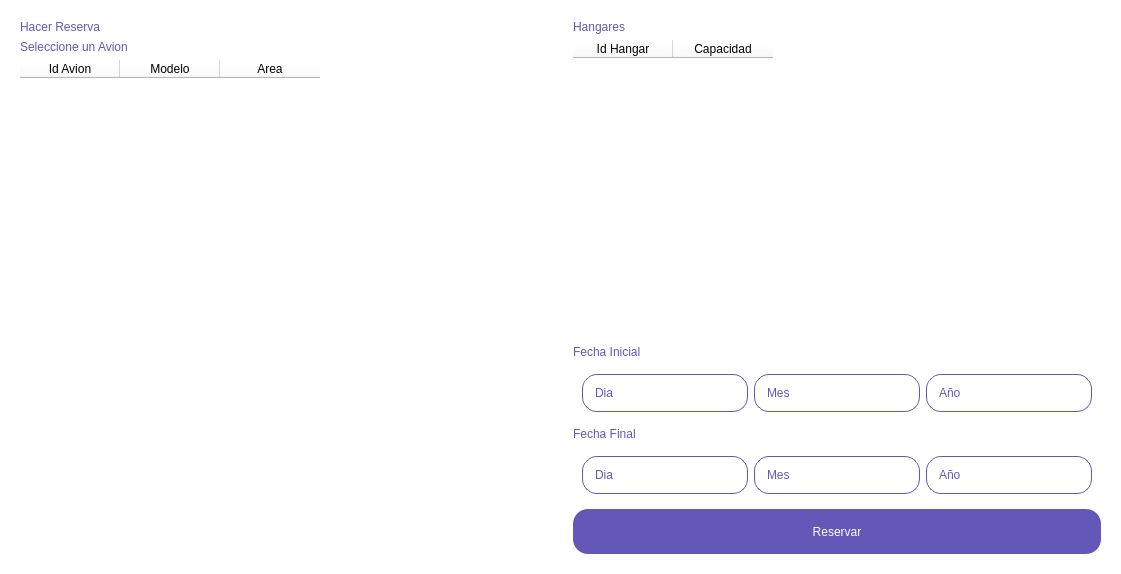
Above: GUI/Resources/UI/ReservasRe.ui from difer19/Gestor-de-Hangares before the change. Below: the same form after it.
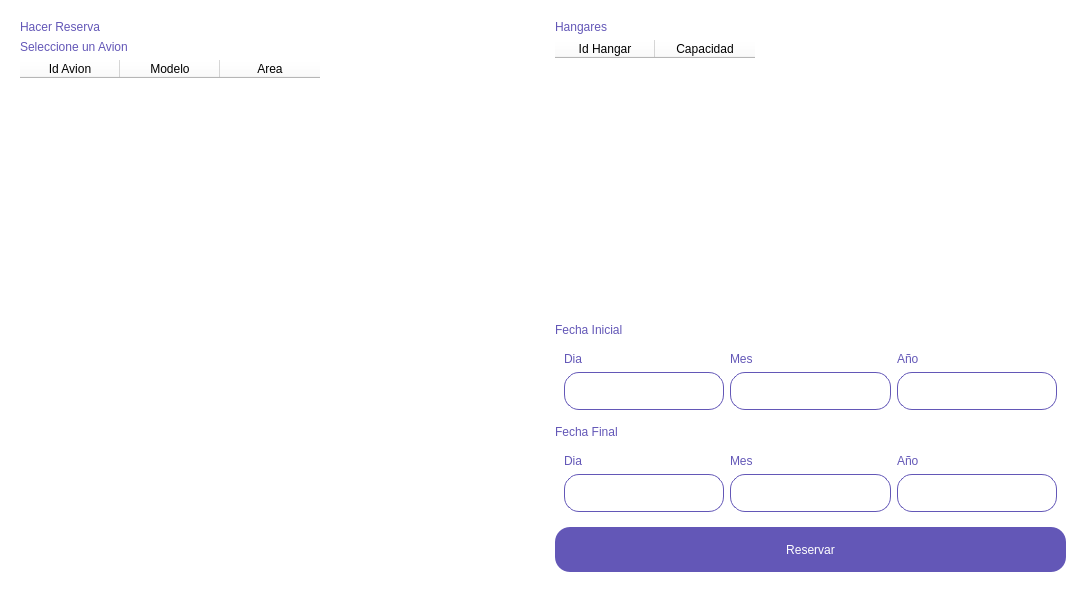
That is the form after the change.

```diff
--- a/GUI/Resources/UI/ReservasRe.ui
+++ b/GUI/Resources/UI/ReservasRe.ui
@@ -6,8 +6,8 @@
    <rect>
     <x>0</x>
     <y>0</y>
-    <width>1121</width>
-    <height>574</height>
+    <width>1086</width>
+    <height>592</height>
    </rect>
   </property>
   <property name="windowTitle">
@@ -164,29 +164,50 @@
       </item>
       <item>
        <widget class="QWidget" name="widget_3" native="true">
-        <layout class="QHBoxLayout" name="horizontalLayout_2">
-         <item>
+        <layout class="QGridLayout" name="gridLayout">
+         <item row="1" column="2">
+          <widget class="QLineEdit" name="lineEdit_3">
+           <property name="text">
+            <string/>
+           </property>
+          </widget>
+         </item>
+         <item row="1" column="0">
           <widget class="QLineEdit" name="lineEdit_2">
            <property name="inputMask">
             <string/>
            </property>
            <property name="text">
-            <string>Dia</string>
+            <string/>
            </property>
            <property name="readOnly">
             <bool>false</bool>
            </property>
           </widget>
          </item>
-         <item>
+         <item row="1" column="1">
           <widget class="QLineEdit" name="lineEdit">
            <property name="text">
+            <string/>
+           </property>
+          </widget>
+         </item>
+         <item row="0" column="0">
+          <widget class="QLabel" name="label_6">
+           <property name="text">
+            <string>Dia</string>
+           </property>
+          </widget>
+         </item>
+         <item row="0" column="1">
+          <widget class="QLabel" name="label_7">
+           <property name="text">
             <string>Mes</string>
            </property>
           </widget>
          </item>
-         <item>
-          <widget class="QLineEdit" name="lineEdit_3">
+         <item row="0" column="2">
+          <widget class="QLabel" name="label_8">
            <property name="text">
             <string>Año</string>
            </property>
@@ -204,23 +225,44 @@
       </item>
       <item>
        <widget class="QWidget" name="widget_4" native="true">
-        <layout class="QHBoxLayout" name="horizontalLayout_3">
-         <item>
+        <layout class="QGridLayout" name="gridLayout_2">
+         <item row="1" column="2">
+          <widget class="QLineEdit" name="lineEdit_5">
+           <property name="text">
+            <string/>
+           </property>
+          </widget>
+         </item>
+         <item row="1" column="0">
           <widget class="QLineEdit" name="lineEdit_4">
            <property name="text">
-            <string>Dia</string>
+            <string/>
            </property>
           </widget>
          </item>
-         <item>
+         <item row="1" column="1">
           <widget class="QLineEdit" name="lineEdit_6">
            <property name="text">
+            <string/>
+           </property>
+          </widget>
+         </item>
+         <item row="0" column="0">
+          <widget class="QLabel" name="label_9">
+           <property name="text">
+            <string>Dia</string>
+           </property>
+          </widget>
+         </item>
+         <item row="0" column="1">
+          <widget class="QLabel" name="label_10">
+           <property name="text">
             <string>Mes</string>
            </property>
           </widget>
          </item>
-         <item>
-          <widget class="QLineEdit" name="lineEdit_5">
+         <item row="0" column="2">
+          <widget class="QLabel" name="label_11">
            <property name="text">
             <string>Año</string>
            </property>
```
